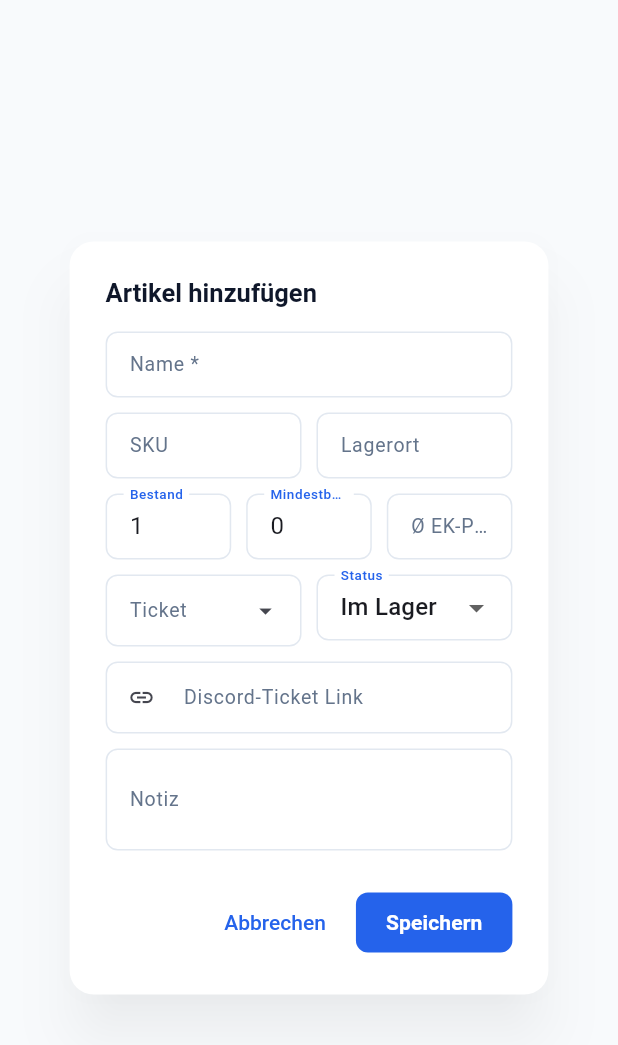
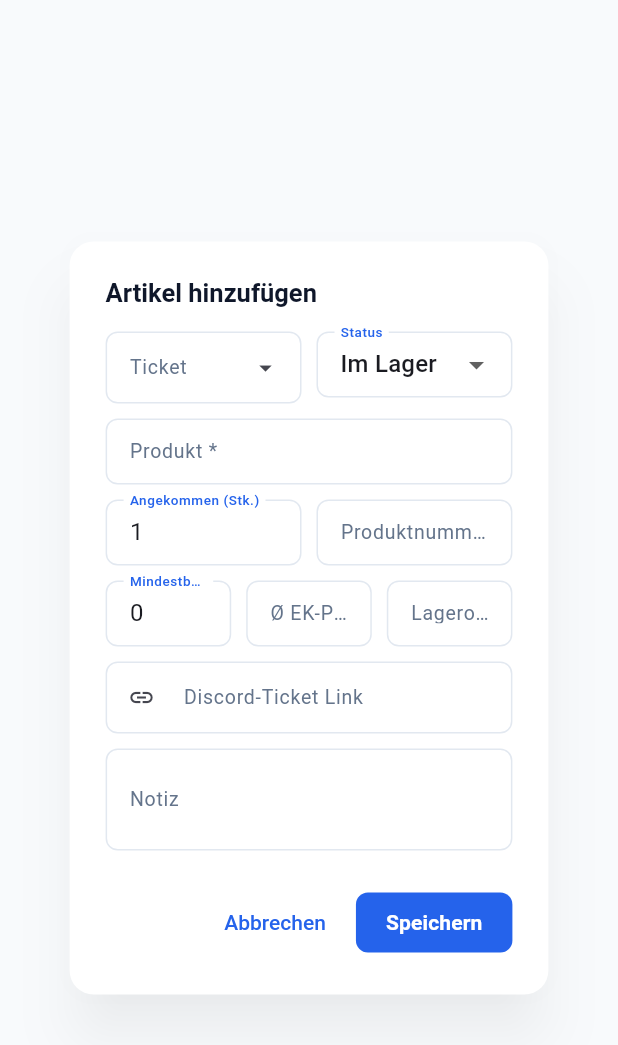
Before and after one commit to KeRaMi-Assistant/inventory_management, a Flutter app: the _InventoryDialog widget shown alone on an empty page, opened directly, on a phone screen of 412 x 824 dp. Shown: the top 1045 px of the screen. Run offline on Flutter 3.47's test engine with Material 3 defaults, Android fonts, the phone set to English and light mode, and no system bars; our stand-ins replace file_picker, shared_preferences, web; accounts and stored records are empty.

Commit message:
product add

```diff
--- a/lib/screens/inventory_screen.dart
+++ b/lib/screens/inventory_screen.dart
@@ -1,6 +1,7 @@
 import 'package:flutter/material.dart';
 import 'package:intl/intl.dart';
 import 'package:provider/provider.dart';
+import '../models/deal.dart';
 import '../models/inventory_item.dart';
 import '../providers/inventory_provider.dart';
 import '../utils/url_helper.dart';
@@ -439,6 +440,92 @@ class _InventoryDialogState extends State<_InventoryDialog> {
     super.dispose();
   }
 
+  /// Returns the product name field: Autocomplete when a ticket with deals is
+  /// selected, plain TextFormField otherwise.
+  Widget _buildProductField(InventoryProvider provider) {
+    final ticketDeals = _selectedTicketNumber.isNotEmpty
+        ? (provider.ticketSummaries
+                .where((t) => t.ticketNumber == _selectedTicketNumber)
+                .firstOrNull
+                ?.deals ??
+            [])
+        : <Deal>[];
+
+    if (ticketDeals.isNotEmpty) {
+      return Autocomplete<Deal>(
+        initialValue: TextEditingValue(text: _name.text),
+        displayStringForOption: (deal) => deal.product,
+        optionsBuilder: (value) {
+          if (value.text.isEmpty) return ticketDeals;
+          final q = value.text.toLowerCase();
+          return ticketDeals.where((d) => d.product.toLowerCase().contains(q));
+        },
+        onSelected: (deal) {
+          setState(() {
+            _name.text = deal.product;
+            if (_quantity.text == '1' || _quantity.text.isEmpty) {
+              _quantity.text = '${deal.quantity}';
+            }
+            if (_cost.text.isEmpty && deal.ekBrutto != null) {
+              _cost.text = deal.ekBrutto!.toStringAsFixed(2);
+            }
+            if (_ticketUrl.text.isEmpty && deal.ticketUrl != null) {
+              _ticketUrl.text = deal.ticketUrl!;
+            }
+          });
+        },
+        fieldViewBuilder: (ctx, ctrl, focusNode, _) {
+          return TextFormField(
+            controller: ctrl,
+            focusNode: focusNode,
+            decoration: const InputDecoration(
+              labelText: 'Produkt *',
+              suffixIcon: Icon(Icons.arrow_drop_down, size: 20),
+              helperText: 'Aus Ticket auswählen oder frei eingeben',
+            ),
+            validator: (v) => v == null || v.trim().isEmpty ? 'Pflichtfeld' : null,
+            onChanged: (v) => _name.text = v,
+          );
+        },
+        optionsViewBuilder: (ctx, onSelected, options) {
+          return Align(
+            alignment: Alignment.topLeft,
+            child: Material(
+              elevation: 4,
+              borderRadius: BorderRadius.circular(8),
+              child: ConstrainedBox(
+                constraints: const BoxConstraints(maxHeight: 240, maxWidth: 420),
+                child: ListView.builder(
+                  padding: EdgeInsets.zero,
+                  shrinkWrap: true,
+                  itemCount: options.length,
+                  itemBuilder: (_, i) {
+                    final deal = options.elementAt(i);
+                    final ekText = deal.ekBrutto != null
+                        ? '€ ${deal.ekBrutto!.toStringAsFixed(2)}'
+                        : '-';
+                    return ListTile(
+                      dense: true,
+                      title: Text(deal.product),
+                      subtitle: Text('${deal.quantity} Stk. · EK $ekText'),
+                      onTap: () => onSelected(deal),
+                    );
+                  },
+                ),
+              ),
+            ),
+          );
+        },
+      );
+    }
+
+    return TextFormField(
+      controller: _name,
+      decoration: const InputDecoration(labelText: 'Produkt *'),
+      validator: (v) => v == null || v.isEmpty ? 'Pflichtfeld' : null,
+    );
+  }
+
   @override
   Widget build(BuildContext context) {
     final provider = context.read<InventoryProvider>();
@@ -457,26 +544,7 @@ class _InventoryDialogState extends State<_InventoryDialog> {
             child: Column(
               mainAxisSize: MainAxisSize.min,
               children: [
-                TextFormField(
-                  controller: _name,
-                  decoration: const InputDecoration(labelText: 'Name *'),
-                  validator: (v) => v == null || v.isEmpty ? 'Pflichtfeld' : null,
-                ),
-                const SizedBox(height: 10),
-                Row(children: [
-                  Expanded(child: TextFormField(controller: _sku, decoration: const InputDecoration(labelText: 'SKU'))),
-                  const SizedBox(width: 10),
-                  Expanded(child: TextFormField(controller: _location, decoration: const InputDecoration(labelText: 'Lagerort'))),
-                ]),
-                const SizedBox(height: 10),
-                Row(children: [
-                  Expanded(child: TextFormField(controller: _quantity, decoration: const InputDecoration(labelText: 'Bestand'), keyboardType: TextInputType.number)),
-                  const SizedBox(width: 10),
-                  Expanded(child: TextFormField(controller: _min, decoration: const InputDecoration(labelText: 'Mindestbestand'), keyboardType: TextInputType.number)),
-                  const SizedBox(width: 10),
-                  Expanded(child: TextFormField(controller: _cost, decoration: const InputDecoration(labelText: 'Ø EK-Preis'), keyboardType: const TextInputType.numberWithOptions(decimal: true))),
-                ]),
-                const SizedBox(height: 10),
+                // ── 1. Ticket first so product dropdown can populate ──────────
                 Row(
                   crossAxisAlignment: CrossAxisAlignment.start,
                   children: [
@@ -491,6 +559,8 @@ class _InventoryDialogState extends State<_InventoryDialog> {
                         onSelected: (String selection) {
                           setState(() {
                             _selectedTicketNumber = selection;
+                            // Clear product name so the new dropdown is unambiguous
+                            _name.text = '';
                             if (_ticketUrl.text.isEmpty) {
                               final match = provider.ticketSummaries
                                   .where((t) => t.ticketNumber == selection)
@@ -507,7 +577,9 @@ class _InventoryDialogState extends State<_InventoryDialog> {
                               labelText: 'Ticket',
                               suffixIcon: Icon(Icons.arrow_drop_down, size: 20),
                             ),
-                            onChanged: (v) => _selectedTicketNumber = v,
+                            onChanged: (v) => setState(() {
+                              _selectedTicketNumber = v;
+                            }),
                           );
                         },
                         optionsViewBuilder: (ctx, onSelected, options) {
@@ -550,6 +622,36 @@ class _InventoryDialogState extends State<_InventoryDialog> {
                     ),
                   ],
                 ),
+                const SizedBox(height: 10),
+                // ── 2. Product – dropdown if ticket has deals ─────────────────
+                _buildProductField(provider),
+                const SizedBox(height: 10),
+                // ── 3. Quantity + SKU ─────────────────────────────────────────
+                Row(children: [
+                  Expanded(
+                    child: TextFormField(
+                      controller: _quantity,
+                      decoration: const InputDecoration(labelText: 'Angekommen (Stk.)'),
+                      keyboardType: TextInputType.number,
+                    ),
+                  ),
+                  const SizedBox(width: 10),
+                  Expanded(
+                    child: TextFormField(
+                      controller: _sku,
+                      decoration: const InputDecoration(labelText: 'Produktnummer (optional)'),
+                    ),
+                  ),
+                ]),
+                const SizedBox(height: 10),
+                // ── 4. Min stock + cost + location ────────────────────────────
+                Row(children: [
+                  Expanded(child: TextFormField(controller: _min, decoration: const InputDecoration(labelText: 'Mindestbestand'), keyboardType: TextInputType.number)),
+                  const SizedBox(width: 10),
+                  Expanded(child: TextFormField(controller: _cost, decoration: const InputDecoration(labelText: 'Ø EK-Preis'), keyboardType: const TextInputType.numberWithOptions(decimal: true))),
+                  const SizedBox(width: 10),
+                  Expanded(child: TextFormField(controller: _location, decoration: const InputDecoration(labelText: 'Lagerort'))),
+                ]),
                 const SizedBox(height: 10),
                 TextFormField(
                   controller: _ticketUrl,
--- a/lib/widgets/kpi_card.dart
+++ b/lib/widgets/kpi_card.dart
@@ -62,6 +62,8 @@ class KpiCard extends StatelessWidget {
           const SizedBox(height: 2),
           Text(
             title,
+            maxLines: 2,
+            overflow: TextOverflow.ellipsis,
             style: TextStyle(
               fontSize: 11,
               color: Colors.white.withAlpha(217),
```
